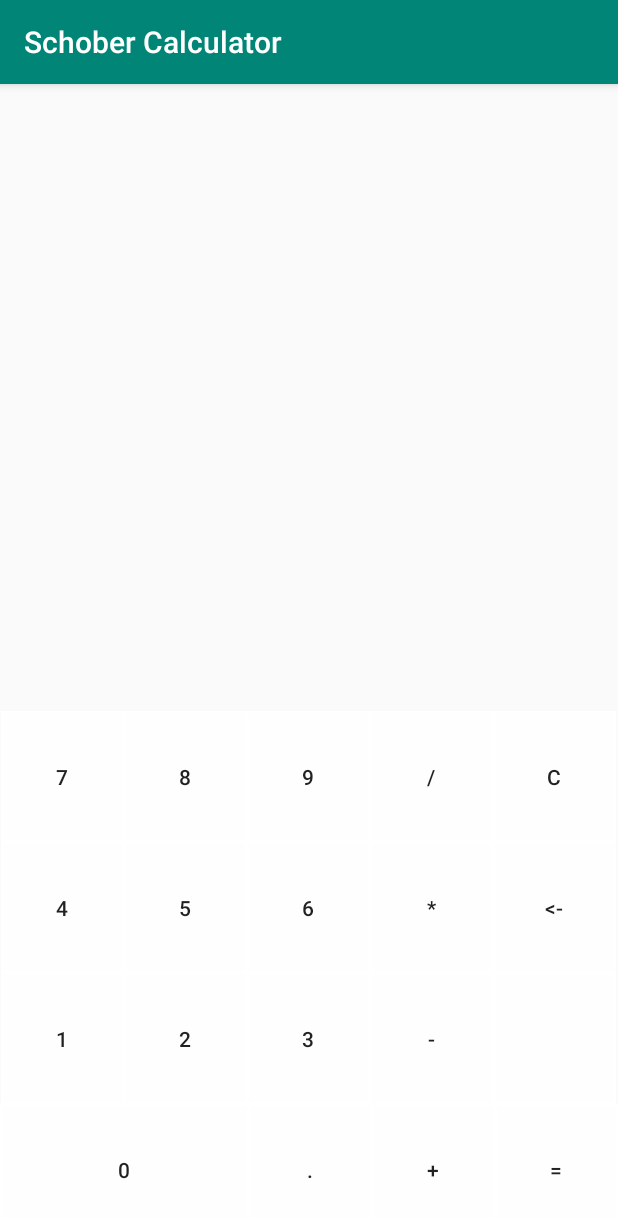
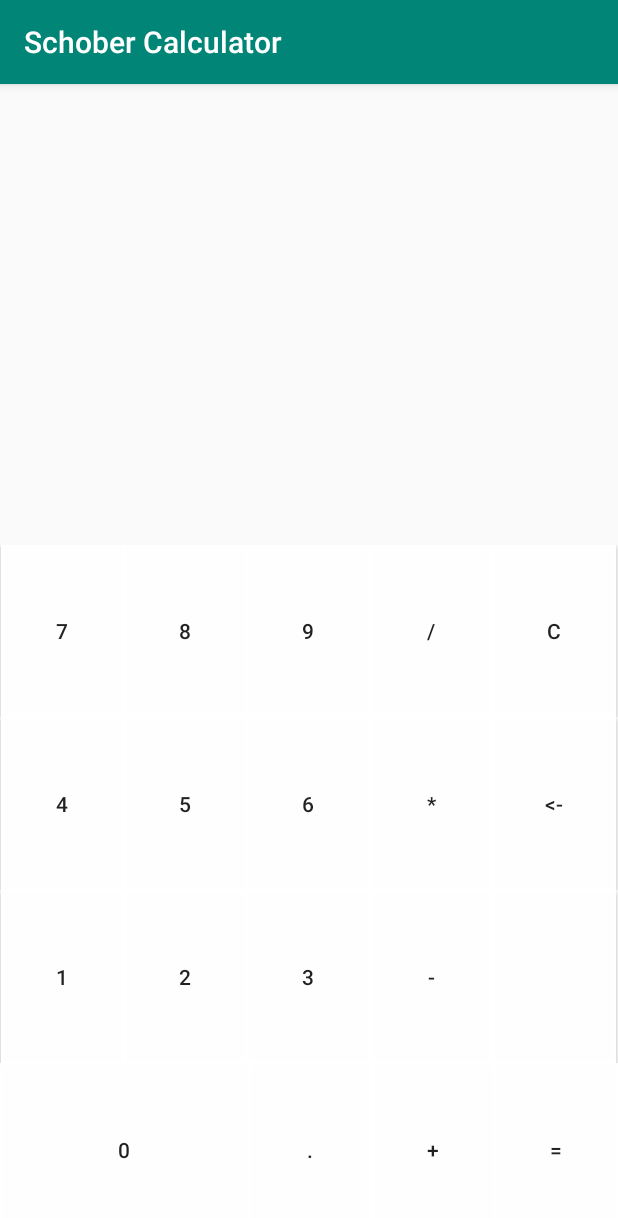
Before and after one commit to 2tefan/Schober-Calculator, an Android app: the screen it shows after launch (MainActivity), on a phone screen of 412 x 824 dp. Shown: the top 1218 px of the screen. Run offline under Robolectric (Android 15) with nearby library versions, the light colour scheme and no system bars; our stand-ins replace Timber.

Commit message:
Changed layout

```diff
--- a/app/build.gradle
+++ b/app/build.gradle
@@ -1,12 +1,12 @@
 apply plugin: 'com.android.application'
 
 android {
-    compileSdkVersion 29
+    compileSdkVersion 30
     buildToolsVersion "29.0.3"
     defaultConfig {
         applicationId "at.schiebung.stefan.schober0015"
         minSdkVersion 15
-        targetSdkVersion 29
+        targetSdkVersion 30
         versionCode 11
         versionName "2.0.2"
         testInstrumentationRunner "androidx.test.runner.AndroidJUnitRunner"
--- a/app/src/main/res/layout/activity_main.xml
+++ b/app/src/main/res/layout/activity_main.xml
@@ -20,60 +20,47 @@
 
     <TableLayout
         android:layout_width="0dp"
-        android:layout_height="350dp"
+        android:layout_height="0dp"
         android:stretchColumns="*"
         app:layout_constraintBottom_toBottomOf="parent"
         app:layout_constraintEnd_toEndOf="parent"
-        app:layout_constraintStart_toStartOf="parent">
+        app:layout_constraintStart_toStartOf="parent"
+        app:layout_constraintTop_toTopOf="@+id/guideline2"
+        app:layout_constraintVertical_bias="1.0">
 
         <TableRow
             android:layout_width="match_parent"
-            android:layout_height="match_parent"
+            android:layout_height="wrap_content"
             android:layout_weight="1"
             android:gravity="center">
 
             <Button
                 android:id="@+id/button7"
-                style="?android:attr/borderlessButtonStyle"
-                android:layout_width="0dp"
-                android:layout_height="match_parent"
-                android:background="@drawable/btn_main_design"
+                style="@style/myButtons"
                 android:onClick="button"
                 android:text="@string/seven" />
 
             <Button
                 android:id="@+id/button8"
-                style="?android:attr/borderlessButtonStyle"
-                android:layout_width="0dp"
-                android:layout_height="match_parent"
-                android:background="@drawable/btn_main_design"
+                style="@style/myButtons"
                 android:onClick="button"
                 android:text="@string/eight" />
 
             <Button
                 android:id="@+id/button9"
-                style="?android:attr/borderlessButtonStyle"
-                android:layout_width="0dp"
-                android:layout_height="match_parent"
-                android:background="@drawable/btn_main_design"
+                style="@style/myButtons"
                 android:onClick="button"
                 android:text="@string/nine" />
 
             <Button
                 android:id="@+id/buttonDivided"
-                style="?android:attr/borderlessButtonStyle"
-                android:layout_width="0dp"
-                android:layout_height="match_parent"
-                android:background="@drawable/btn_main_design"
+                style="@style/myButtons"
                 android:onClick="operators"
                 android:text="@string/divided" />
 
             <Button
                 android:id="@+id/buttonClear"
-                style="?android:attr/borderlessButtonStyle"
-                android:layout_width="0dp"
-                android:layout_height="match_parent"
-                android:background="@drawable/btn_main_design"
+                style="@style/myButtons"
                 android:onClick="button"
                 android:text="@string/clear" />
         </TableRow>
@@ -86,46 +73,31 @@
 
             <Button
                 android:id="@+id/button4"
-                style="?android:attr/borderlessButtonStyle"
-                android:layout_width="0dp"
-                android:layout_height="match_parent"
-                android:background="@drawable/btn_main_design"
+                style="@style/myButtons"
                 android:onClick="button"
                 android:text="@string/four" />
 
             <Button
                 android:id="@+id/button5"
-                style="?android:attr/borderlessButtonStyle"
-                android:layout_width="0dp"
-                android:layout_height="match_parent"
-                android:background="@drawable/btn_main_design"
+                style="@style/myButtons"
                 android:onClick="button"
                 android:text="@string/five" />
 
             <Button
                 android:id="@+id/button6"
-                style="?android:attr/borderlessButtonStyle"
-                android:layout_width="0dp"
-                android:layout_height="match_parent"
-                android:background="@drawable/btn_main_design"
+                style="@style/myButtons"
                 android:onClick="button"
                 android:text="@string/six" />
 
             <Button
                 android:id="@+id/buttonMultiplied"
-                style="?android:attr/borderlessButtonStyle"
-                android:layout_width="0dp"
-                android:layout_height="match_parent"
-                android:background="@drawable/btn_main_design"
+                style="@style/myButtons"
                 android:onClick="operators"
                 android:text="@string/multiplied" />
 
             <Button
                 android:id="@+id/buttonDelete"
-                style="?android:attr/borderlessButtonStyle"
-                android:layout_width="0dp"
-                android:layout_height="match_parent"
-                android:background="@drawable/btn_main_design"
+                style="@style/myButtons"
                 android:onClick="button"
                 android:text="@string/delete" />
         </TableRow>
@@ -138,44 +110,30 @@
 
             <Button
                 android:id="@+id/button1"
-                style="?android:attr/borderlessButtonStyle"
-                android:layout_width="0dp"
-                android:layout_height="match_parent"
-                android:background="@drawable/btn_main_design"
+                style="@style/myButtons"
                 android:onClick="button"
                 android:text="@string/one" />
 
             <Button
                 android:id="@+id/button2"
-                style="?android:attr/borderlessButtonStyle"
-                android:layout_width="0dp"
-                android:layout_height="match_parent"
-                android:background="@drawable/btn_main_design"
+                style="@style/myButtons"
                 android:onClick="button"
                 android:text="@string/two" />
 
             <Button
                 android:id="@+id/button3"
-                style="?android:attr/borderlessButtonStyle"
-                android:layout_width="0dp"
-                android:layout_height="match_parent"
-                android:background="@drawable/btn_main_design"
+                style="@style/myButtons"
                 android:onClick="button"
                 android:text="@string/three" />
 
             <Button
                 android:id="@+id/buttonMinus"
-                style="?android:attr/borderlessButtonStyle"
-                android:layout_width="0dp"
-                android:layout_height="match_parent"
-                android:background="@drawable/btn_main_design"
+                style="@style/myButtons"
                 android:onClick="operators"
                 android:text="@string/minus" />
 
             <Button
-                style="?android:attr/borderlessButtonStyle"
-                android:layout_width="0dp"
-                android:layout_height="match_parent"
+                style="@style/myButtons"
                 android:background="@drawable/btn_main_design" />
         </TableRow>
 
@@ -187,41 +145,36 @@
 
             <Button
                 android:id="@+id/button0"
-                style="?android:attr/borderlessButtonStyle"
-                android:layout_width="0dp"
-                android:layout_height="match_parent"
+                style="@style/myButtons"
                 android:layout_weight="2"
-                android:background="@drawable/btn_main_design"
                 android:onClick="button"
                 android:text="@string/zero" />
 
             <Button
                 android:id="@+id/buttonPoint"
-                style="?android:attr/borderlessButtonStyle"
-                android:layout_width="0dp"
-                android:layout_height="match_parent"
-                android:background="@drawable/btn_main_design"
+                style="@style/myButtons"
                 android:onClick="button"
                 android:text="@string/point" />
 
             <Button
                 android:id="@+id/buttonPlus"
-                style="?android:attr/borderlessButtonStyle"
-                android:layout_width="0dp"
-                android:layout_height="match_parent"
-                android:background="@drawable/btn_main_design"
+                style="@style/myButtons"
                 android:onClick="operators"
                 android:text="@string/plus" />
 
             <Button
-                style="?android:attr/borderlessButtonStyle"
-                android:layout_width="0dp"
-                android:layout_height="match_parent"
-                android:background="@drawable/btn_main_design"
+                style="@style/myButtons"
                 android:onClick="btnEquals"
                 android:text="@string/equals" />
         </TableRow>
 
     </TableLayout>
 
+    <androidx.constraintlayout.widget.Guideline
+        android:id="@+id/guideline2"
+        android:layout_width="wrap_content"
+        android:layout_height="wrap_content"
+        android:orientation="horizontal"
+        app:layout_constraintGuide_percent="0.4" />
+
 </androidx.constraintlayout.widget.ConstraintLayout>
--- a/app/src/main/res/values/styles.xml
+++ b/app/src/main/res/values/styles.xml
@@ -8,4 +8,11 @@
         <item name="colorAccent">@color/colorAccent</item>
     </style>
 
+    <style name="myButtons">
+        <item name="android:minHeight">20dp</item>
+        <item name="android:layout_width">0dp</item>
+        <item name="android:layout_height">match_parent</item>
+        <item name="android:background">@drawable/btn_main_design</item>
+    </style>
+
 </resources>
--- a/build.gradle
+++ b/build.gradle
@@ -7,7 +7,7 @@ buildscript {
 
     }
     dependencies {
-        classpath 'com.android.tools.build:gradle:4.0.0'
+        classpath 'com.android.tools.build:gradle:4.0.1'
 
         // NOTE: Do not place your application dependencies here; they belong
         // in the individual module build.gradle files
```
